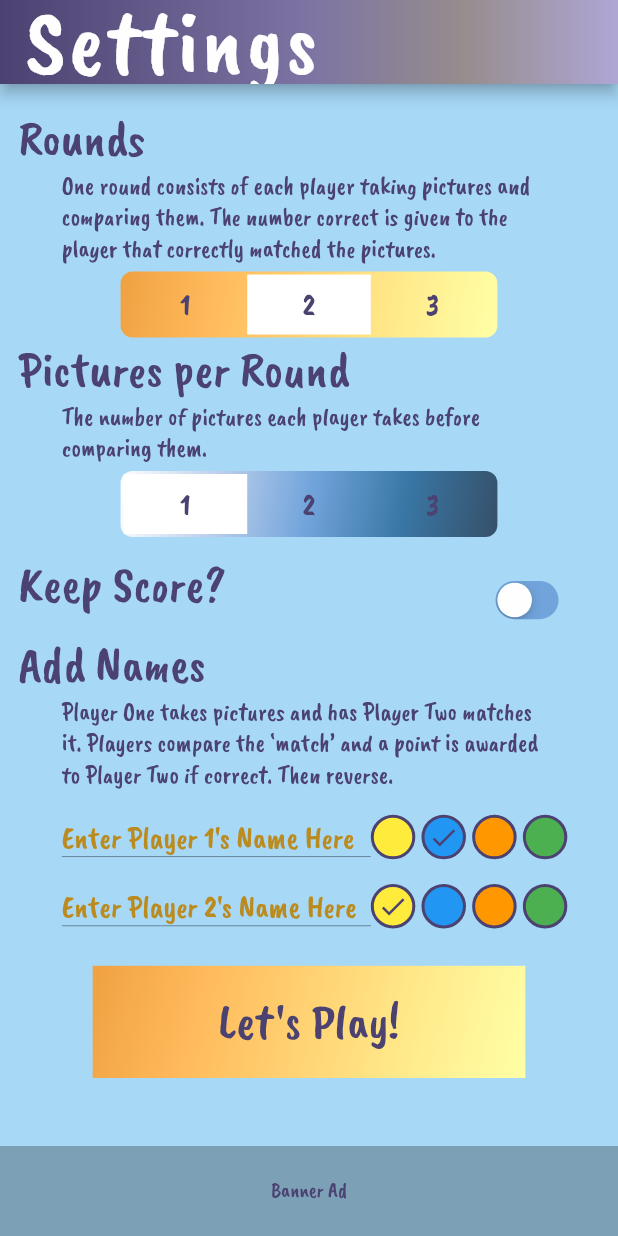
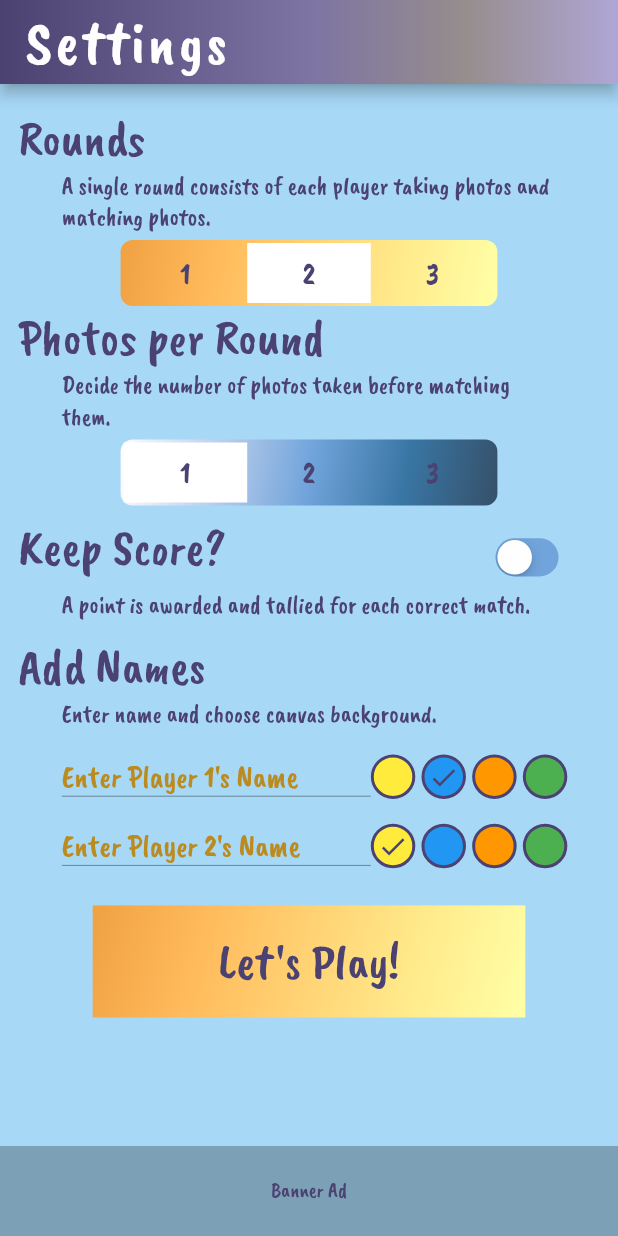
Before and after one commit to emac62/scavengerPix, a Flutter app: the OriginalPage screen opened directly, after a tap on the "settings" icon, on a phone screen of 412 x 824 dp. Run offline on Flutter 3.47's test engine with Material 2 defaults, Android fonts, the phone set to English and light mode, and no system bars; drawn by our look-alikes of auto_size_text, custom_sliding_segmented_control; our stand-ins replace hexcolor, image_picker, new_gradient_app_bar, shared_preferences; missing offline and left inert: before_after; accounts and stored records are empty.

Commit message:
wording, icon size, build 5

```diff
--- a/lib/original_pictures.dart
+++ b/lib/original_pictures.dart
@@ -89,7 +89,7 @@ class _OriginalPageState extends State<OriginalPage> {
                   child: Icon(
                     Icons.info,
                     color: HexColor('#4b4272'),
-                    size: SizeConfig.blockSizeHorizontal * 6,
+                    size: SizeConfig.blockSizeHorizontal * 5,
                   ),
                 ),
                 onTap: () {
@@ -105,7 +105,7 @@ class _OriginalPageState extends State<OriginalPage> {
                     child: Icon(
                       Icons.settings,
                       color: HexColor('#4b4272'),
-                      size: SizeConfig.blockSizeHorizontal * 6,
+                      size: SizeConfig.blockSizeHorizontal * 5,
                     ),
                   ),
                   onTap: () {
@@ -122,12 +122,11 @@ class _OriginalPageState extends State<OriginalPage> {
           Card(
             elevation: 10,
             child: Container(
-              decoration: const BoxDecoration(
-                  gradient: LinearGradient(
-                      colors: [Color(0xffbb8b1f), Color(0xffffdf21)])),
+              decoration: BoxDecoration(
+                  gradient: LinearGradient(colors: ColorArrays.orangeYellow)),
               child: Padding(
                   padding: EdgeInsets.symmetric(
-                      horizontal: SizeConfig.blockSizeHorizontal * 8,
+                      horizontal: SizeConfig.blockSizeHorizontal * 15,
                       vertical: SizeConfig.blockSizeVertical * 1),
                   child: Column(
                     children: [
@@ -269,10 +268,10 @@ class _OriginalPageState extends State<OriginalPage> {
         child: Container(
           decoration: BoxDecoration(
             border: Border(
-                top: BorderSide(width: 15, color: HexColor('#4b4272')),
+                top: BorderSide(width: 25, color: HexColor('#4b4272')),
                 right: BorderSide(width: 20, color: HexColor('#afa6d6')),
                 bottom: BorderSide(width: 25, color: HexColor('#4b4272')),
-                left: BorderSide(width: 18, color: HexColor('#afa6d6'))),
+                left: BorderSide(width: 20, color: HexColor('#afa6d6'))),
             gradient: (Provider.of<SettingsProvider>(context, listen: false)
                         .playerTurns ==
                     1)
--- a/lib/settings_screen.dart
+++ b/lib/settings_screen.dart
@@ -28,8 +28,6 @@ class _SettingsScreenState extends State<SettingsScreen> {
   bool keepScore = false;
   var player1;
   var player2;
-  Color p1Color = Colors.blue;
-  Color p2Color = Colors.yellow;
 
   TextEditingController? p1Controller;
   TextEditingController? p2Controller;
@@ -51,6 +49,21 @@ class _SettingsScreenState extends State<SettingsScreen> {
     });
   }
 
+  colorNotSet(String player) {
+    if (player ==
+        Provider.of<SettingsProvider>(context, listen: false).player1) {
+      String p1ColorString = Colors.blue.value.toString();
+      int value = int.parse(p1ColorString);
+      Provider.of<SettingsProvider>(context, listen: false)
+          .setP1ColorInt(value);
+    } else {
+      String p2ColorString = Colors.yellow.value.toString();
+      int value = int.parse(p2ColorString);
+      Provider.of<SettingsProvider>(context, listen: false)
+          .setP2ColorInt(value);
+    }
+  }
+
   @override
   void dispose() {
     super.dispose();
@@ -67,7 +80,7 @@ class _SettingsScreenState extends State<SettingsScreen> {
         automaticallyImplyLeading: false,
         title: AutoSizeText("Settings",
             style: TextStyle(
-                fontSize: SizeConfig.blockSizeHorizontal * 15,
+                fontSize: SizeConfig.blockSizeHorizontal * 10,
                 color: HexColor('#fefefe'),
                 letterSpacing: 2.0)),
         gradient: LinearGradient(colors: ColorArrays.purple),
@@ -91,7 +104,7 @@ class _SettingsScreenState extends State<SettingsScreen> {
             padding: EdgeInsets.symmetric(
                 horizontal: SizeConfig.blockSizeHorizontal * 10),
             child: AutoSizeText(
-              "One round consists of each player taking pictures and comparing them. The number correct is given to the player that correctly matched the pictures.",
+              "A single round consists of each player taking photos and matching photos.",
               style: TextStyle(fontSize: SizeConfig.blockSizeHorizontal * 4),
             ),
           ),
@@ -138,7 +151,7 @@ class _SettingsScreenState extends State<SettingsScreen> {
             padding: EdgeInsets.symmetric(
                 horizontal: SizeConfig.blockSizeHorizontal * 3),
             child: AutoSizeText(
-              "Pictures per Round",
+              "Photos per Round",
               style: TextStyle(fontSize: SizeConfig.blockSizeHorizontal * 8),
             ),
           ),
@@ -146,7 +159,7 @@ class _SettingsScreenState extends State<SettingsScreen> {
             padding: EdgeInsets.symmetric(
                 horizontal: SizeConfig.blockSizeHorizontal * 10),
             child: AutoSizeText(
-              "The number of pictures each player takes before comparing them.",
+              "Decide the number of photos taken before matching them.",
               style: TextStyle(fontSize: SizeConfig.blockSizeHorizontal * 4),
             ),
           ),
@@ -204,7 +217,7 @@ class _SettingsScreenState extends State<SettingsScreen> {
                   scale: SizeConfig.blockSizeHorizontal * 0.2,
                   child: Padding(
                     padding: EdgeInsets.only(
-                        top: SizeConfig.blockSizeVertical * 3,
+                        top: SizeConfig.blockSizeVertical * 2,
                         right: SizeConfig.blockSizeHorizontal * 5),
                     child: CupertinoSwitch(
                         value: keepScore,
@@ -225,6 +238,14 @@ class _SettingsScreenState extends State<SettingsScreen> {
             ),
           ),
           Padding(
+            padding: EdgeInsets.fromLTRB(SizeConfig.blockSizeHorizontal * 10, 0,
+                SizeConfig.blockSizeHorizontal * 10, 10),
+            child: AutoSizeText(
+              "A point is awarded and tallied for each correct match.",
+              style: TextStyle(fontSize: SizeConfig.blockSizeHorizontal * 4),
+            ),
+          ),
+          Padding(
             padding: EdgeInsets.symmetric(
                 horizontal: SizeConfig.blockSizeHorizontal * 3),
             child: AutoSizeText(
@@ -236,7 +257,7 @@ class _SettingsScreenState extends State<SettingsScreen> {
             padding: EdgeInsets.symmetric(
                 horizontal: SizeConfig.blockSizeHorizontal * 10),
             child: AutoSizeText(
-              "Player One takes pictures and has Player Two matches it. Players compare the ‘match’ and a point is awarded to Player Two if correct. Then reverse.",
+              "Enter name and choose canvas background.",
               style: TextStyle(fontSize: SizeConfig.blockSizeHorizontal * 4),
             ),
           ),
@@ -256,7 +277,7 @@ class _SettingsScreenState extends State<SettingsScreen> {
                     decoration: InputDecoration(
                         isCollapsed: true,
                         border: const UnderlineInputBorder(),
-                        hintText: "Enter Player 1's Name Here",
+                        hintText: "Enter Player 1's Name",
                         hintStyle: TextStyle(color: HexColor('#bb8b1f'))),
                     style: TextStyle(
                       fontSize: SizeConfig.blockSizeHorizontal * 5,
@@ -288,14 +309,7 @@ class _SettingsScreenState extends State<SettingsScreen> {
                       Colors.orange,
                       Colors.green,
                     ],
-                    initialColor:
-                        (Provider.of<SettingsProvider>(context, listen: false)
-                                    .p1ColorInt ==
-                                0)
-                            ? Colors.blue
-                            : Color(Provider.of<SettingsProvider>(context,
-                                    listen: false)
-                                .p1ColorInt),
+                    initialColor: Colors.blue,
                     player: settingsProvider.player1,
                   ),
                 ),
@@ -318,7 +332,7 @@ class _SettingsScreenState extends State<SettingsScreen> {
                     decoration: InputDecoration(
                         isCollapsed: true,
                         border: const UnderlineInputBorder(),
-                        hintText: "Enter Player 2's Name Here",
+                        hintText: "Enter Player 2's Name",
                         hintStyle: TextStyle(color: HexColor('#bb8b1f'))),
                     style: TextStyle(
                       fontSize: SizeConfig.blockSizeHorizontal * 5,
@@ -350,14 +364,7 @@ class _SettingsScreenState extends State<SettingsScreen> {
                       Colors.orange,
                       Colors.green,
                     ],
-                    initialColor:
-                        (Provider.of<SettingsProvider>(context, listen: false)
-                                    .p2ColorInt ==
-                                0)
-                            ? Colors.yellow
-                            : Color(Provider.of<SettingsProvider>(context,
-                                    listen: false)
-                                .p2ColorInt),
+                    initialColor: Colors.yellow,
                     player: settingsProvider.player2,
                   ),
                 ),
@@ -380,9 +387,18 @@ class _SettingsScreenState extends State<SettingsScreen> {
                         .setP1Score(0);
                     Provider.of<SettingsProvider>(context, listen: false)
                         .setP2Score(0);
+                    (Provider.of<SettingsProvider>(context, listen: false)
+                                .p1ColorInt ==
+                            0)
+                        ? colorNotSet(player1)
+                        : null;
+                    (Provider.of<SettingsProvider>(context, listen: false)
+                                .p2ColorInt ==
+                            0)
+                        ? colorNotSet(player2)
+                        : null;
                   });
-                  debugPrint(
-                      'Original => Matching player Turns: ${settingsProvider.playerTurns}');
+
                   Navigator.of(context).push(MaterialPageRoute(
                       builder: (context) => const OriginalPage()));
                 },
--- a/lib/widgets/dialogs.dart
+++ b/lib/widgets/dialogs.dart
@@ -63,13 +63,13 @@ showPlayer2Instructions(BuildContext context) {
   // set up the AlertDialog
   AlertDialog alert = AlertDialog(
     title: Text(
-      "Matching Pics",
+      "Match This!",
       style: TextStyle(
           fontSize: SizeConfig.blockSizeHorizontal * 8,
           color: AppColor.textColor),
     ),
     content: Text(
-      "Click on 'Match this picture:' to see the original image. Try to find that item within the set boundaries and take exactly the same picture. Click 'Next' when finished.",
+      "Click on 'Match This' to see the original image. Try to find that item within the set boundaries and take exactly the same picture. Click 'Next' when finished.",
       style: TextStyle(
           fontSize: SizeConfig.blockSizeHorizontal * 4,
           color: AppColor.textColor),
@@ -174,7 +174,7 @@ showScore(BuildContext context, String player1, String player2, int p1Score,
       mainAxisSize: MainAxisSize.min,
       children: [
         Text(
-          "$player1 - $p1Score",
+          "$player1  - $p1Score",
           style: TextStyle(
               fontSize: SizeConfig.blockSizeHorizontal * 6,
               color: HexColor('#fefefe')),
```
Also changed, not shown: lib/compare_images.dart (+26 -44 lines), lib/intro_page.dart (+26 -10 lines), lib/matching_screen.dart (+15 -10 lines), 2 other files.
